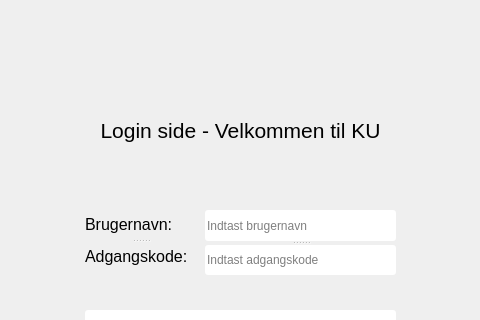
Above: Iteration 3/View/Loginside.ui from AntonKAndersen/Systemudvikling before the change; both pictures show x 125 to 605 and y 0 to 320 of the 744 by 536 pixel window. Below: the same form after it.
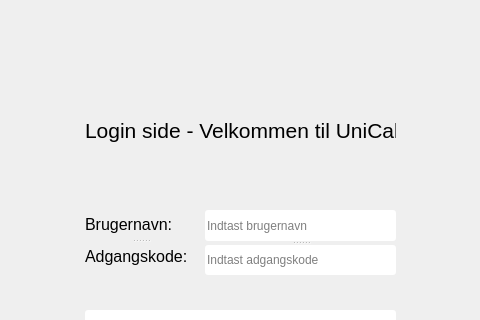
That is the form after the change. Icons and pictures are not drawn.

Diff of the .ui file:
```diff
--- a/Iteration 3/View/Loginside.ui
+++ b/Iteration 3/View/Loginside.ui
@@ -27,7 +27,7 @@
      </rect>
     </property>
     <property name="text">
-     <string>&lt;html&gt;&lt;head/&gt;&lt;body&gt;&lt;p align=&quot;center&quot;&gt;&lt;span style=&quot; font-size:16pt;&quot;&gt;Login side - Velkommen til KU&lt;/span&gt;&lt;/p&gt;&lt;/body&gt;&lt;/html&gt;</string>
+     <string>&lt;html&gt;&lt;head/&gt;&lt;body&gt;&lt;p align=&quot;center&quot;&gt;&lt;span style=&quot; font-size:16pt;&quot;&gt;Login side - Velkommen til UniCal&lt;/span&gt;&lt;/p&gt;&lt;/body&gt;&lt;/html&gt;</string>
     </property>
    </widget>
    <widget class="QPushButton" name="loginButton">
```
